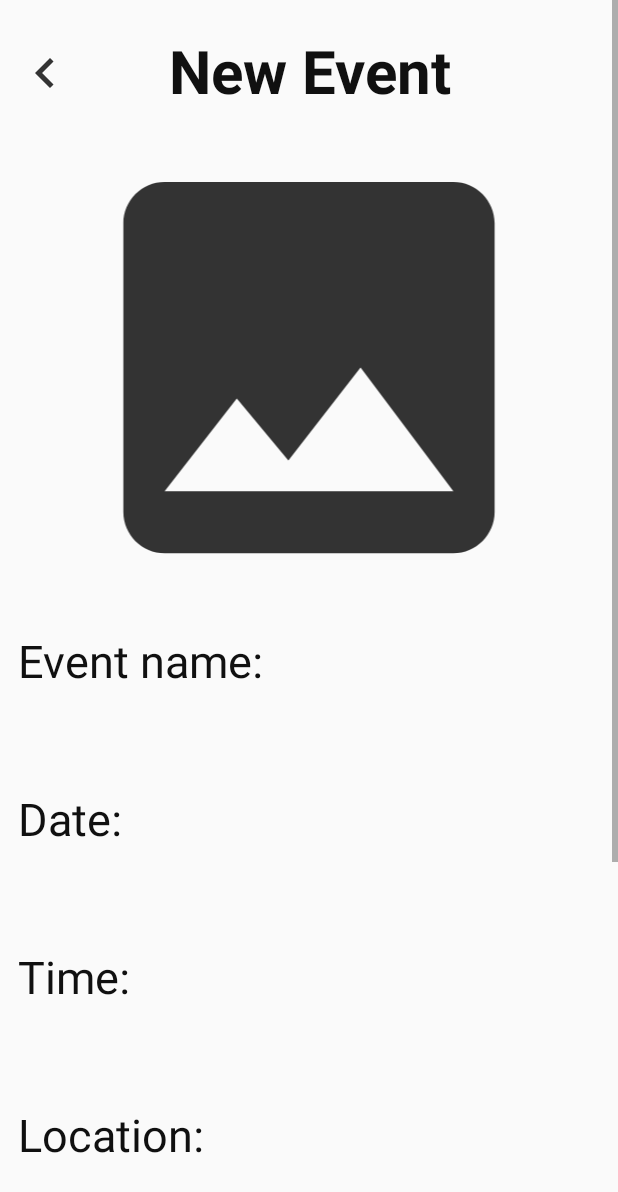
After one commit to Xiaoshu-Chen/Mobile_Project, an Android app: the View_Event screen opened directly, with no data from a screen before it, on a phone screen of 412 x 824 dp. The commit adds this screen. Shown: the top 1192 px of the screen. Run offline under Robolectric (Android 15) with nearby library versions, the phone set to English and light mode, and no system bars; our stand-ins replace Firebase (no records; nobody signed in at launch, a user with empty details on screens opened directly), Picasso; pictures from the network do not load; 10 statements that could not run were skipped.

Commit message:
view events and some debug

```diff
--- a/app/build.gradle
+++ b/app/build.gradle
@@ -43,6 +43,7 @@ dependencies {
     implementation 'androidx.multidex:multidex:2.0.0'
 
     implementation 'com.google.firebase:firebase-database:19.1.0'
+
 }
 
 apply plugin: 'com.google.gms.google-services'
--- a/app/src/main/AndroidManifest.xml
+++ b/app/src/main/AndroidManifest.xml
@@ -17,7 +17,8 @@
         android:roundIcon="@mipmap/ic_launcher_round"
         android:supportsRtl="true"
         android:theme="@style/AppTheme">
-        <activity android:name=".setting"></activity>
+        <activity android:name=".View_Event"></activity>
+        <activity android:name=".setting" />
         <activity android:name=".change_name" />
         <activity android:name=".change_password" />
         <!--
--- /dev/null
+++ b/app/src/main/java/com/example/demo/View_Event.java
@@ -0,0 +1,162 @@
+package com.example.demo;
+
+import androidx.annotation.NonNull;
+import androidx.appcompat.app.AppCompatActivity;
+
+import android.content.Context;
+import android.content.Intent;
+import android.location.Address;
+import android.location.Geocoder;
+import android.net.Uri;
+import android.os.Bundle;
+import android.util.Log;
+import android.view.View;
+import android.widget.Button;
+import android.widget.ImageView;
+import android.widget.TextView;
+import android.widget.Toast;
+
+import com.google.android.gms.tasks.OnSuccessListener;
+import com.google.firebase.auth.FirebaseAuth;
+import com.google.firebase.auth.FirebaseUser;
+import com.google.firebase.database.DataSnapshot;
+import com.google.firebase.database.DatabaseError;
+import com.google.firebase.database.DatabaseReference;
+import com.google.firebase.database.FirebaseDatabase;
+import com.google.firebase.database.ValueEventListener;
+import com.google.firebase.storage.FirebaseStorage;
+import com.google.firebase.storage.StorageReference;
+import com.squareup.picasso.Picasso;
+
+import java.io.InputStream;
+import java.util.List;
+import java.util.Locale;
+
+public class View_Event extends AppCompatActivity {
+
+    String eventId, uid;
+    TextView name, date, time, address, des, participant;
+    ImageView photo, back;
+    Button join;
+    private FirebaseUser user = FirebaseAuth.getInstance().getCurrentUser();
+
+    @Override
+    protected void onCreate(Bundle savedInstanceState) {
+        super.onCreate(savedInstanceState);
+        setContentView(R.layout.activity_view__event);
+
+        eventId = getIntent().getStringExtra("eventId");
+
+        name = findViewById(R.id.name);
+        date = findViewById(R.id.date);
+        time = findViewById(R.id.time);
+        address = findViewById(R.id.address);
+        des = findViewById(R.id.des);
+        participant = findViewById(R.id.participant);
+        photo = findViewById(R.id.photo);
+        join = findViewById(R.id.join);
+        back = findViewById(R.id.back);
+
+        uid = user.getUid();
+
+        DatabaseReference database = FirebaseDatabase.getInstance().getReference();
+        final DatabaseReference myRef = database.child("events/"+eventId);
+
+        final DatabaseReference userRef = database.child("users_events");
+
+        myRef.addListenerForSingleValueEvent(new ValueEventListener() {
+            @Override
+            public void onDataChange(DataSnapshot snapshot) {
+                if (snapshot.hasChild("participant_uid")) {
+                    if (snapshot.child("participant_uid").hasChild(uid)){
+                        join.setVisibility(View.INVISIBLE);
+                    }
+                }
+            }
+
+            @Override
+            public void onCancelled(@NonNull DatabaseError databaseError) {
+
+            }
+        });
+
+        myRef.addListenerForSingleValueEvent(new ValueEventListener() {
+            @Override
+            public void onDataChange(DataSnapshot dataSnapshot) {
+                    name.setText(dataSnapshot.child("name").getValue().toString());
+                    String ddate = dataSnapshot.child("date").getValue().toString();
+                    date.setText(ddate.substring(4, 6)+"/"+ddate.substring(2, 4)+"/"+ddate.substring(0, 2));
+                    String dtime = dataSnapshot.child("time").getValue().toString();
+                    time.setText(dtime.substring(0,2)+":"+dtime.substring(2,4));
+                    String daddress = dataSnapshot.child("location").getValue().toString();
+                    String[] ddaddress = daddress.split(",");
+                    String full_address = getCompleteAddressString(Double.parseDouble(ddaddress[0]), Double.parseDouble(ddaddress[1]));
+                    address.setText(full_address);
+                    des.setText(dataSnapshot.child("description").getValue().toString());
+                    participant.setText(dataSnapshot.child("participant").getValue().toString());
+                    String photoId = dataSnapshot.getKey();
+
+                StorageReference pathReference = FirebaseStorage.getInstance().getReference("images/"+ photoId+".jpg");
+
+                pathReference.getDownloadUrl().addOnSuccessListener(new OnSuccessListener<Uri>()
+                {
+                    @Override
+                    public void onSuccess(Uri downloadUrl)
+                    {
+                        Picasso.with(View_Event.this).load(downloadUrl).into(photo);
+                    }
+                });
+
+            }
+
+            @Override
+            public void onCancelled(DatabaseError databaseError) {}
+
+        });
+
+        join.setOnClickListener(new View.OnClickListener(){
+            public void onClick(View v) {
+                int num = Integer.parseInt(participant.getText().toString()) +1;
+                myRef.child("participant").setValue(String.valueOf(num));
+                Toast.makeText(View_Event.this, "Join successful!", Toast.LENGTH_LONG).show();
+                myRef.child("participant_uid").child(uid).setValue("1");
+
+                userRef.child(uid).child(eventId).setValue("1");
+                finish();
+                startActivity(getIntent());
+            }
+        });
+
+        back.setOnClickListener(new View.OnClickListener() {
+            @Override
+            public void onClick(View v) {
+                Intent intent = new Intent(getApplicationContext(), MapsActivity.class);
+                startActivity(intent);
+            }
+        });
+    }
+
+    private String getCompleteAddressString(double LATITUDE, double LONGITUDE) {
+        String strAdd = "";
+        Geocoder geocoder = new Geocoder(this, Locale.getDefault());
+        try {
+            List<Address> addresses = geocoder.getFromLocation(LATITUDE, LONGITUDE, 1);
+            if (addresses != null) {
+                Address returnedAddress = addresses.get(0);
+                StringBuilder strReturnedAddress = new StringBuilder("");
+
+                for (int i = 0; i <= returnedAddress.getMaxAddressLineIndex(); i++) {
+                    strReturnedAddress.append(returnedAddress.getAddressLine(i)).append("\n");
+                }
+                strAdd = strReturnedAddress.toString();
+                Log.w("Address", strReturnedAddress.toString());
+            } else {
+                Log.w("Address", "No Address returned!");
+            }
+        } catch (Exception e) {
+            e.printStackTrace();
+            Log.w("Address", "Canont get Address!");
+        }
+        return strAdd;
+    }
+}
--- a/app/src/main/java/com/example/demo/choose_location.java
+++ b/app/src/main/java/com/example/demo/choose_location.java
@@ -79,6 +79,7 @@ public class choose_location extends FragmentActivity implements OnMapReadyCallb
     public void onMapReady(GoogleMap googleMap) {
         mMap = googleMap;
         mMap.getUiSettings().setZoomControlsEnabled(true);
+        mMap.setMyLocationEnabled(true);
         LatLng current = new LatLng(currentLocation.getLatitude(),currentLocation.getLongitude());
 //        Log.d(TAG, "address1: "+currentLocation.getLatitude()+","+currentLocation.getLongitude());
 
--- /dev/null
+++ b/app/src/main/res/layout/activity_view__event.xml
@@ -0,0 +1,202 @@
+<?xml version="1.0" encoding="utf-8"?>
+
+<ScrollView
+    xmlns:android="http://schemas.android.com/apk/res/android"
+    android:layout_width="fill_parent"
+    android:layout_height="fill_parent">
+
+    <RelativeLayout xmlns:android="http://schemas.android.com/apk/res/android"
+        xmlns:app="http://schemas.android.com/apk/res-auto"
+        xmlns:tools="http://schemas.android.com/tools"
+        android:layout_width="match_parent"
+        android:layout_height="match_parent"
+        tools:context=".View_Event">
+
+        <ImageView
+            android:id="@+id/back"
+            android:layout_width="40dp"
+            android:layout_height="40dp"
+            android:background="@drawable/back"
+            android:layout_marginBottom="5dp"
+            android:layout_marginLeft="10dp"
+            android:layout_alignBottom="@+id/title"/>
+
+        <TextView
+            android:layout_width="match_parent"
+            android:layout_height="wrap_content"
+            android:text="New Event"
+            android:textSize="40dp"
+            android:gravity="center"
+            android:textStyle="bold"
+            android:textColor="@color/black"
+            android:layout_marginTop="20dp"
+            android:id="@+id/title"/>
+
+        <ImageView
+            android:id="@+id/photo"
+            android:layout_width="match_parent"
+            android:layout_height="330dp"
+            android:scaleType="fitCenter"
+            android:layout_marginTop="6dp"
+            android:layout_below="@+id/title"
+            android:src="@drawable/image_default"
+            />
+
+        <TextView
+            android:id="@+id/name_text"
+            android:layout_width="match_parent"
+            android:layout_height="wrap_content"
+            android:layout_marginLeft="12dp"
+            android:text="Event name:"
+            android:textColor="#101010"
+            android:textSize="30dp"
+            android:layout_below="@+id/photo"
+            android:layout_marginTop="10dp"/>
+
+        <TextView
+            android:id="@+id/name"
+            android:layout_width="match_parent"
+            android:layout_height="50dp"
+            android:layout_margin="7dp"
+            android:paddingLeft="10dp"
+            android:textSize="25dp"
+            android:layout_below="@+id/name_text" />
+
+        <TextView
+            android:id="@+id/date_text"
+            android:layout_width="match_parent"
+            android:layout_height="wrap_content"
+            android:layout_marginLeft="12dp"
+            android:text="Date:"
+            android:textColor="#101010"
+            android:textSize="30dp"
+            android:layout_below="@+id/name"/>
+
+        <TextView
+            android:id="@+id/date"
+            android:layout_width="match_parent"
+            android:layout_height="50dp"
+            android:layout_margin="7dp"
+            android:paddingLeft="10dp"
+            android:textSize="25dp"
+            android:layout_below="@+id/date_text"
+            android:clickable="true"
+            android:inputType="date"
+            android:paddingTop="8dp"/>
+
+        <TextView
+            android:id="@+id/time_text"
+            android:layout_width="match_parent"
+            android:layout_height="wrap_content"
+            android:layout_marginLeft="12dp"
+            android:text="Time:"
+            android:textColor="#101010"
+            android:textSize="30dp"
+            android:layout_below="@+id/date"/>
+
+        <TextView
+            android:id="@+id/time"
+            android:layout_width="match_parent"
+            android:layout_height="50dp"
+            android:layout_margin="7dp"
+            android:paddingLeft="10dp"
+            android:textSize="25dp"
+            android:layout_below="@+id/time_text"
+            android:paddingTop="8dp"
+            android:clickable="true"/>
+
+        <TextView
+            android:id="@+id/address_text"
+            android:layout_width="match_parent"
+            android:layout_height="wrap_content"
+            android:layout_marginLeft="12dp"
+            android:text="Location:"
+            android:textColor="#101010"
+            android:textSize="30dp"
+            android:layout_below="@+id/time"/>
+
+            <TextView
+                android:id="@+id/address"
+                android:layout_width="match_parent"
+                android:layout_height="50dp"
+                android:layout_margin="7dp"
+                android:paddingLeft="10dp"
+                android:textSize="18dp"
+                android:paddingTop="11dp"
+                android:maxLines="1"
+                android:layout_below="@id/address_text"/>
+
+        <TextView
+            android:id="@+id/des_text"
+            android:layout_width="match_parent"
+            android:layout_height="wrap_content"
+            android:layout_marginLeft="12dp"
+            android:text="Description:"
+            android:textColor="#101010"
+            android:textSize="30dp"
+            android:layout_below="@+id/address"/>
+
+        <TextView
+            android:id="@+id/des"
+            android:layout_width="match_parent"
+            android:layout_height="100dp"
+            android:layout_margin="7dp"
+            android:gravity="top|left"
+            android:paddingLeft="10dp"
+            android:textSize="25dp"
+            android:layout_below="@+id/des_text"
+            android:maxLines="4"
+            android:layout_marginBottom="20dp" />
+
+        <LinearLayout
+            android:id="@+id/layout"
+            android:layout_width="match_parent"
+            android:layout_height="50dp"
+            android:layout_margin="7dp"
+            android:orientation="horizontal"
+            android:weightSum="20"
+            android:layout_below="@id/des" >
+
+            <TextView
+                android:id="@+id/participant"
+                android:layout_width="70dp"
+                android:layout_height="match_parent"
+                android:layout_weight="6"
+                android:textSize="30dp"
+                android:text="0"
+                android:textStyle="bold"
+                android:textColor="#101010"
+                android:paddingLeft="5dp"
+                android:gravity="center"/>
+
+            <TextView
+                android:layout_width="wrap_content"
+                android:layout_height="match_parent"
+                android:layout_weight="14"
+                android:text=" people joined this event."
+                android:textSize="25dp"
+                android:paddingTop="5dp"/>
+
+        </LinearLayout>
+
+        <Button
+            android:id="@+id/join"
+            android:layout_width="220dp"
+            android:layout_height="65dp"
+            android:textSize="25sp"
+            android:text="Join"
+            android:onClick="Join"
+            android:layout_below="@id/layout"
+            android:layout_marginTop="25dp"
+            android:layout_marginBottom="30dp"
+            android:layout_centerHorizontal="true"
+            android:background="@drawable/button1"
+            android:textColor="#FFFFFF"
+            android:textAllCaps="false"
+            />
+
+
+
+    </RelativeLayout>
+
+</ScrollView>
```
Also changed, not shown: app/src/main/java/com/example/demo/AddEvent.java (+18 -1 lines), app/src/main/java/com/example/demo/MapsActivity.java (+57 -36 lines).
